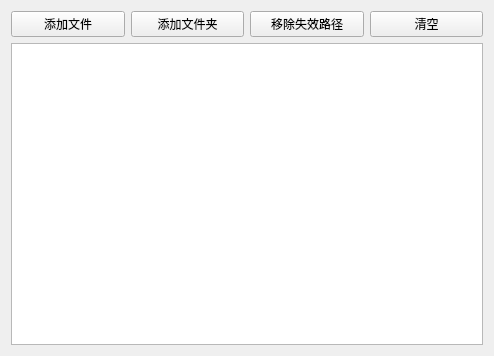
This is components/widget_search_list/res/search_list.ui in PPJUST/ComicDup as Qt 5 draws it before an edit. The edited form follows.
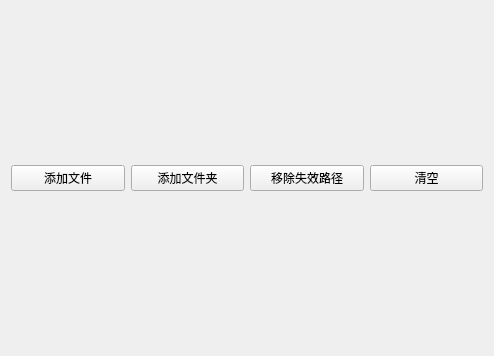
This is the edited form.

What changed in the file:
```diff
--- a/components/widget_search_list/res/search_list.ui
+++ b/components/widget_search_list/res/search_list.ui
@@ -13,7 +13,7 @@
   <property name="windowTitle">
    <string>Form</string>
   </property>
-  <layout class="QVBoxLayout" name="verticalLayout">
+  <layout class="QVBoxLayout" name="verticalLayout" stretch="0,1">
    <item>
     <layout class="QHBoxLayout" name="horizontalLayout">
      <item>
@@ -47,7 +47,7 @@
     </layout>
    </item>
    <item>
-    <widget class="QListWidget" name="listWidget"/>
+    <layout class="QVBoxLayout" name="layout_filelist"/>
    </item>
   </layout>
  </widget>
```
